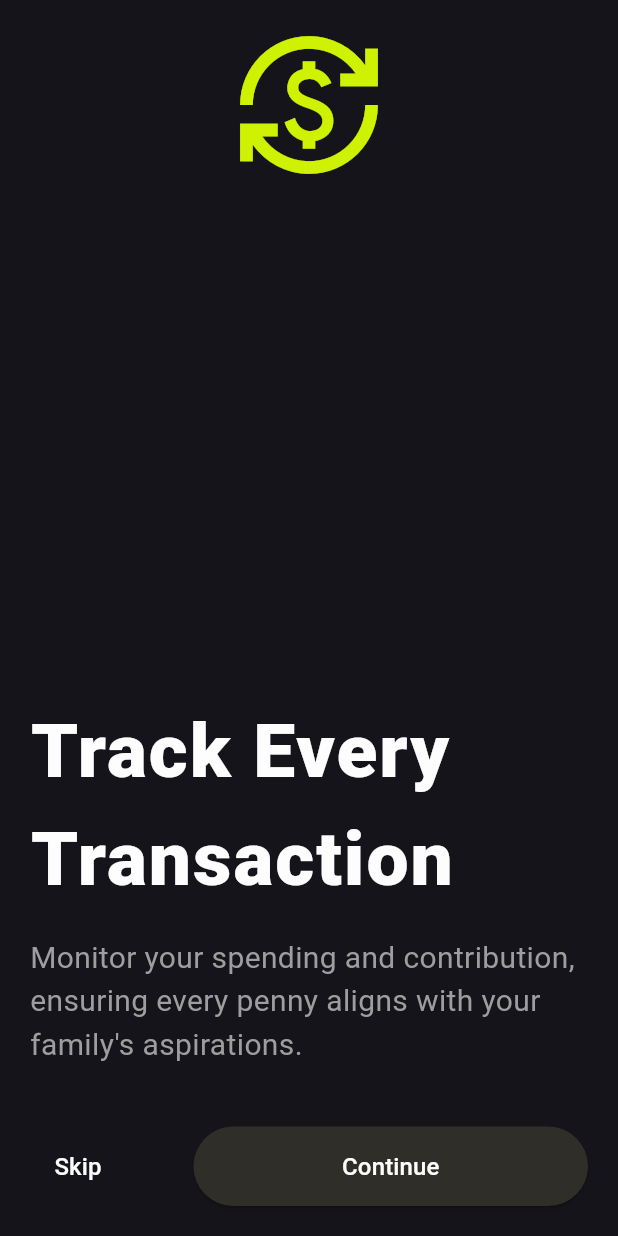
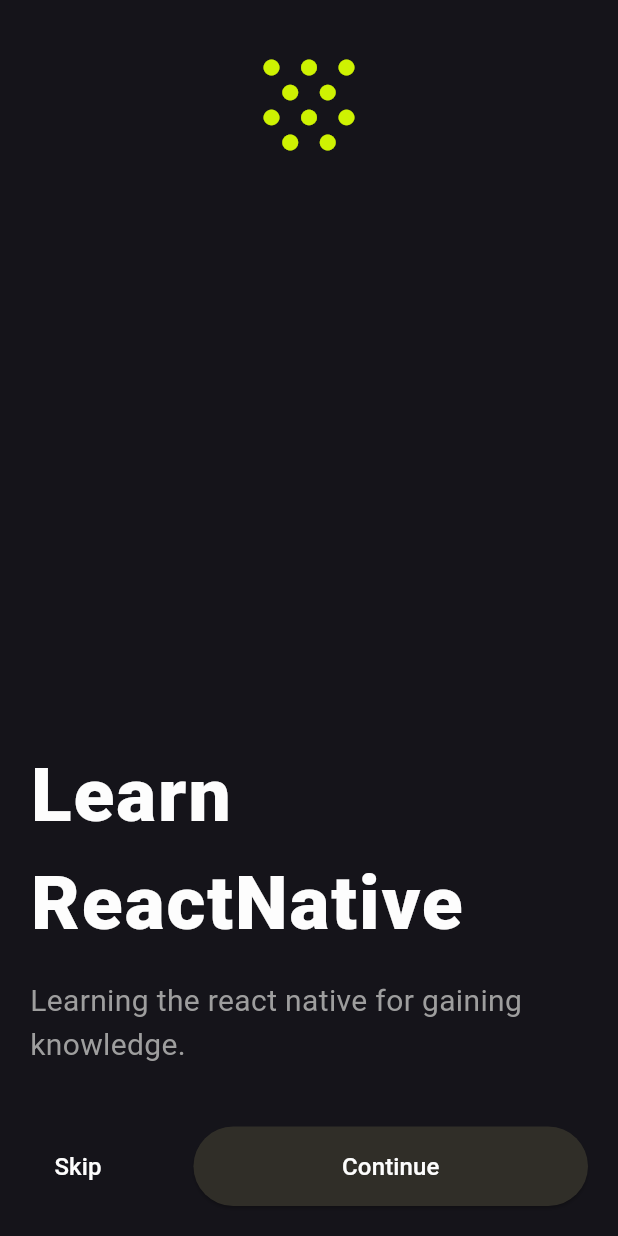
Before and after one commit to lamsalsangam/Flutter, a Flutter app: the OnboardingScreen screen opened directly, on a phone screen of 412 x 824 dp. Run offline on Flutter 3.47's test engine with Material 3 defaults, Android fonts, the phone set to English and light mode, and no system bars; our stand-ins replace firebase_auth, firebase_core, flutter_dotenv, flutter_spinkit, google_fonts; accounts and stored records are empty.

Commit message:
Added other section of Onboarding Screen

```diff
--- a/0. Dev/day_1/lib/screens/day_list.dart
+++ b/0. Dev/day_1/lib/screens/day_list.dart
@@ -11,6 +11,7 @@ class DayList extends StatelessWidget {
     return Scaffold(
       body: Container(
         color: Colors.white,
+        padding: const EdgeInsets.symmetric(vertical: 5.0, horizontal: 10.0),
         child: GridView.builder(
           gridDelegate: const SliverGridDelegateWithFixedCrossAxisCount(
             crossAxisCount: 2,
--- a/0. Dev/day_1/lib/screens/days/day2/onboarding.dart
+++ b/0. Dev/day_1/lib/screens/days/day2/onboarding.dart
@@ -1,4 +1,36 @@
 import 'package:flutter/material.dart';
+
+class OnboardingStep {
+  late IconData icon;
+  late String title;
+  late String description;
+
+  OnboardingStep({
+    required this.icon,
+    required this.title,
+    required this.description,
+  });
+}
+
+final onboardingSteps = [
+  OnboardingStep(
+    icon: Icons.snowing,
+    title: "Learn ReactNative",
+    description: "Learning the react native for gaining knowledge.",
+  ),
+  OnboardingStep(
+    icon: Icons.currency_exchange,
+    title: "Grow more",
+    description:
+        "Learning never ends; the more you know, the more there is to know.",
+  ),
+  OnboardingStep(
+    icon: Icons.arrow_upward_rounded,
+    title: "Endless Possibilities",
+    description:
+        "Jack of all trades, master of none, but still is better than a master of one.",
+  ),
+];
 
 class OnboardingScreen extends StatelessWidget {
   const OnboardingScreen({super.key});
@@ -8,39 +40,78 @@ class OnboardingScreen extends StatelessWidget {
     return const Scaffold(
       backgroundColor: Color(0xFF15141A),
       body: SafeArea(
-        child: OnBoardScreen1(),
+        child: OnBoardScreen(),
       ),
     );
   }
 }
 
-class OnBoardScreen1 extends StatelessWidget {
-  const OnBoardScreen1({
-    super.key,
+class OnBoardScreen extends StatefulWidget {
+  const OnBoardScreen({super.key});
+
+  @override
+  State<OnBoardScreen> createState() => _OnBoardScreenState();
+}
+
+class _OnBoardScreenState extends State<OnBoardScreen> {
+  int screenIndex = 0;
+
+  void endOnboarding() {
+    Navigator.pop(context); // Assuming you want to navigate back on completion
+  }
+
+  void onContinue() {
+    if (screenIndex == onboardingSteps.length - 1) {
+      endOnboarding();
+    } else {
+      setState(() {
+        screenIndex++;
       });
+    }
+  }
+
+  void onBack() {
+    if (screenIndex == 0) {
+      endOnboarding();
+    } else {
+      setState(() {
+        screenIndex--;
+      });
+    }
+  }
 
   @override
   Widget build(BuildContext context) {
-    return Padding(
+    final data = onboardingSteps[screenIndex];
+
+    return GestureDetector(
+      behavior: HitTestBehavior.translucent,
+      onHorizontalDragEnd: (details) {
+        if (details.primaryVelocity! > 0) {
+          onBack();
+        } else if (details.primaryVelocity! < 0) {
+          onContinue();
+        }
+      },
+      child: Padding(
         padding: const EdgeInsets.all(20.0),
         child: Column(
           mainAxisAlignment: MainAxisAlignment.spaceBetween,
           children: [
-          const Center(
+            Center(
               child: Icon(
-              Icons.currency_exchange,
+                data.icon,
                 size: 100,
-              color: Color(0xFFCEF202),
+                color: const Color(0xFFCEF202),
               ),
             ),
             const SizedBox(height: 30),
-          // Add vertical space between icon and text
             Column(
               crossAxisAlignment: CrossAxisAlignment.start,
               children: [
-              const Text(
-                "Track Every Transaction",
-                style: TextStyle(
+                Text(
+                  data.title,
+                  style: const TextStyle(
                     color: Color(0xFFFDFDFD),
                     fontWeight: FontWeight.w900,
                     fontSize: 50,
@@ -48,22 +119,19 @@ class OnBoardScreen1 extends StatelessWidget {
                   ),
                 ),
                 const SizedBox(height: 15),
-              // Add space between title and description
-              const Text(
-                "Monitor your spending and contribution, ensuring every penny aligns with your family's aspirations.",
-                style: TextStyle(
+                Text(
+                  data.description,
+                  style: const TextStyle(
                     color: Colors.grey,
                     fontSize: 20,
                   ),
                 ),
-
                 const SizedBox(height: 40),
-              // Add vertical space before buttons
                 Row(
                   mainAxisAlignment: MainAxisAlignment.spaceBetween,
                   children: [
                     TextButton(
-                    onPressed: () {},
+                      onPressed: onBack,
                       child: const Text(
                         "Skip",
                         style: TextStyle(
@@ -73,9 +141,8 @@ class OnBoardScreen1 extends StatelessWidget {
                       ),
                     ),
                     const SizedBox(width: 20),
-                  // Add horizontal space between buttons
                     ElevatedButton(
-                    onPressed: () {},
+                      onPressed: onContinue,
                       style: ElevatedButton.styleFrom(
                         backgroundColor: const Color(0xFF302E28),
                         shape: RoundedRectangleBorder(
@@ -102,6 +169,7 @@ class OnBoardScreen1 extends StatelessWidget {
             ),
           ],
         ),
+      ),
     );
   }
 }
```
Lines whose indentation alone changed are shown as unchanged.
